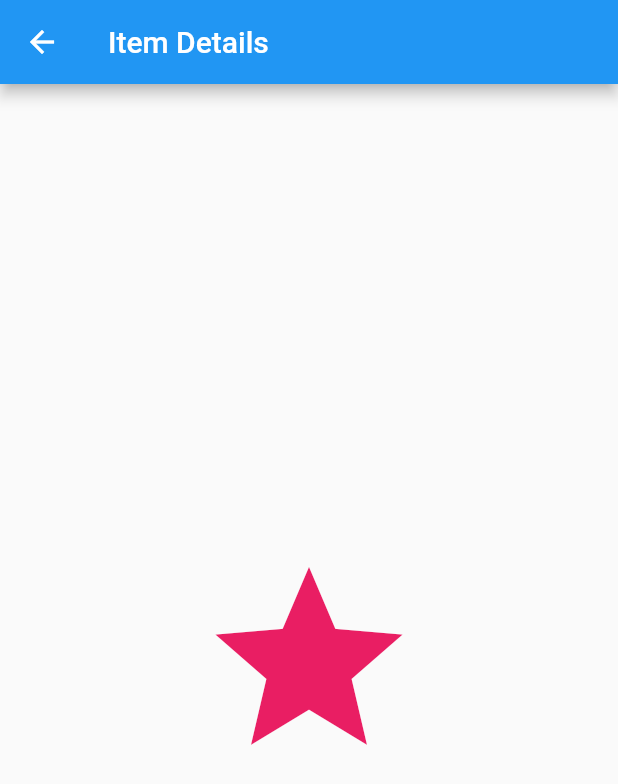
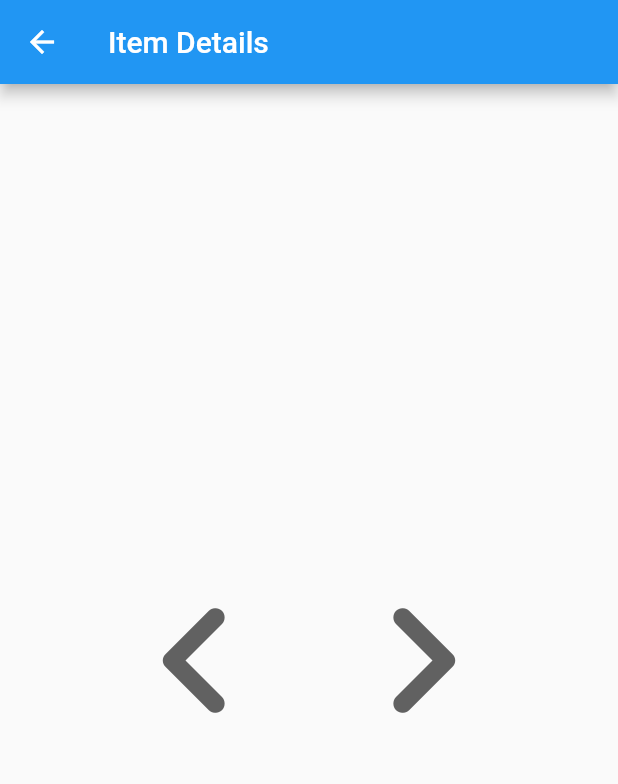
Before and after one commit to jacehalvorson/name_tbd, a Flutter app: the SampleItemDetailsView screen opened by its route, on a phone screen of 412 x 824 dp. Shown: the top 784 px of the screen. Run offline on Flutter 3.47's test engine with Material 2 defaults, Android fonts, the phone set to English and light mode, and no system bars; generated files the repository leaves out were written again.

Commit message:
Add left/right icons

```diff
--- a/lib/src/sample_feature/sample_item_details_view.dart
+++ b/lib/src/sample_feature/sample_item_details_view.dart
@@ -12,13 +12,28 @@ class SampleItemDetailsView extends StatelessWidget {
       appBar: AppBar(
         title: const Text('Item Details'),
       ),
-      body: const Center(
-          child: Icon(
-        Icons.star,
-        color: Colors.pink,
-        size: 150.0,
-        semanticLabel: 'Text to announce in accessibility modes',
-      )),
+      body: Center(
+        child: Row(
+          mainAxisAlignment: MainAxisAlignment.center,
+          crossAxisAlignment: CrossAxisAlignment.center,
+          children: [
+            Icon(
+              Icons.chevron_left_rounded,
+              // TODO use color scheme
+              color: Colors.grey.shade700,
+              size: 150.0,
+              semanticLabel: 'Text to announce in accessibility modes',
+            ),
+            Icon(
+              Icons.chevron_right_rounded,
+              // TODO use color scheme
+              color: Colors.grey.shade700,
+              size: 150.0,
+              semanticLabel: 'Text to announce in accessibility modes',
+            ),
+          ],
+        ),
+      ),
     );
   }
 }
```
